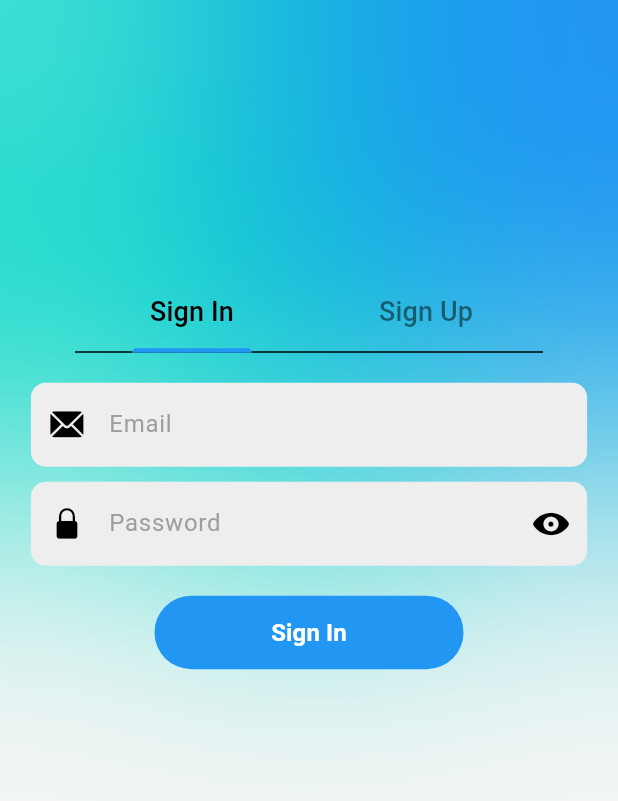
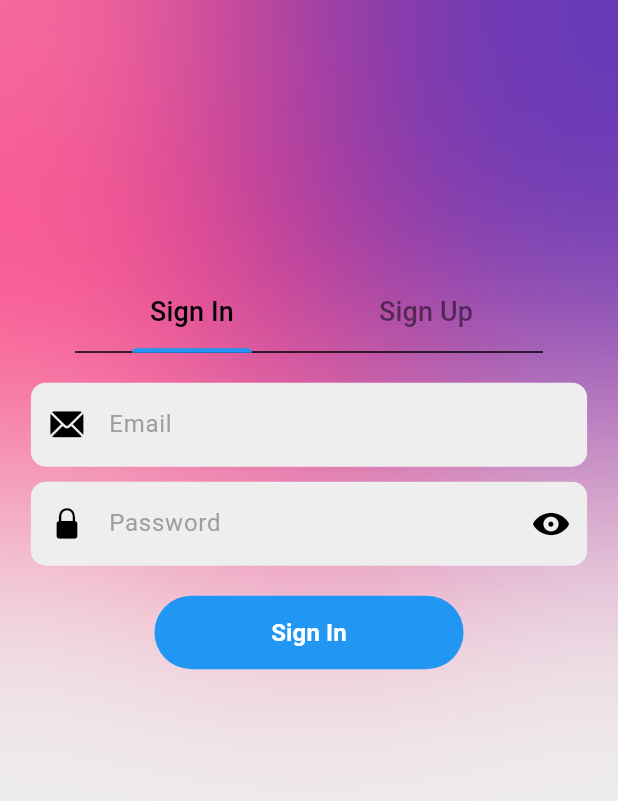
Before and after one commit to abdimannabov/Ice-Cream-Shop, a Flutter app: the screen it shows after launch, on a phone screen of 412 x 824 dp. Shown: the top 801 px of the screen. Run offline on Flutter 3.47's test engine with Material 3 defaults, Android fonts, the phone set to English and light mode, and no system bars; our stand-ins replace bloc, cloud_firestore, equatable, firebase_auth, firebase_core, flutter_bloc and 1 more; accounts and stored records are empty; statements that could not run were skipped.

```diff
--- a/lib/app_view.dart
+++ b/lib/app_view.dart
@@ -1,6 +1,7 @@
 import 'package:flutter/material.dart';
 import 'package:flutter_app/blocs/authentication/authentication_bloc.dart';
 import 'package:flutter_bloc/flutter_bloc.dart';
+import 'screens/authentication/blocs/sign_in_bloc/sign_in_bloc.dart';
 import 'screens/authentication/views/welcome_screen.dart';
 import 'screens/home/views/home_screen.dart';
 
@@ -14,7 +15,7 @@ class MyAppView extends StatelessWidget {
       debugShowCheckedModeBanner: false,
       theme: ThemeData(
         colorScheme: ColorScheme.light(
-          background: Colors.grey.shade100,
+          background: Colors.grey.shade200,
           onBackground: Colors.black,
           primary: Colors.blue,
           onPrimary: Colors.white,
@@ -23,7 +24,12 @@ class MyAppView extends StatelessWidget {
       home: BlocBuilder<AuthenticationBloc, AuthenticationState>(
         builder: (context, state) {
           if (state.status == AuthenticationStatus.authenticated) {
-            return HomeScreen();
+            return BlocProvider(
+              create: (context) => SignInBloc(
+                context.read<AuthenticationBloc>().userRepository,
+              ),
+              child: const HomeScreen(),
+            );
           } else {
             return WelcomeScreen();
           }
--- a/lib/screens/authentication/views/welcome_screen.dart
+++ b/lib/screens/authentication/views/welcome_screen.dart
@@ -40,7 +40,7 @@ class _WelcomeScreenState extends State<WelcomeScreen>
                   width: MediaQuery.of(context).size.width,
                   decoration: BoxDecoration(
                     shape: BoxShape.circle,
-                    color: Theme.of(context).colorScheme.tertiary,
+                    color: Colors.pinkAccent,
                   ),
                 ),
               ),
@@ -51,7 +51,7 @@ class _WelcomeScreenState extends State<WelcomeScreen>
                   width: MediaQuery.of(context).size.width / 1.3,
                   decoration: BoxDecoration(
                     shape: BoxShape.circle,
-                    color: Theme.of(context).colorScheme.primary,
+                    color: Colors.deepPurple,
                   ),
                 ),
               ),
--- a/pubspec.yaml
+++ b/pubspec.yaml
@@ -65,7 +65,8 @@ flutter:
   uses-material-design: true
 
   # To add assets to your application, add an assets section, like this:
-  # assets:
+  assets:
+    - assets/
   #  - lib/images/
   #   - images/a_dot_burr.jpeg
   #   - images/a_dot_ham.jpeg
```
Also changed, not shown: lib/screens/home/views/home_screen.dart (+107 -1 lines), assets/+5.jpeg (added), assets/1.jpeg (added), assets/2.jpeg (added), assets/3.jpeg (added), assets/4.jpeg (added), assets/6.jpeg (added), assets/7.jpeg (added), assets/8.jpeg (added).
